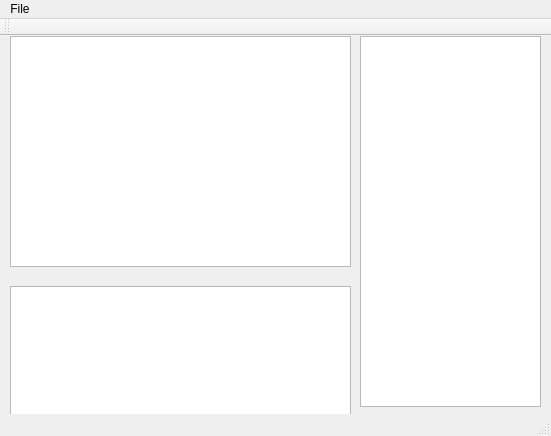
Above: SpsPPsParser/mainwindow.ui from tiancai1912/xiba before the change. Below: the same form after it.
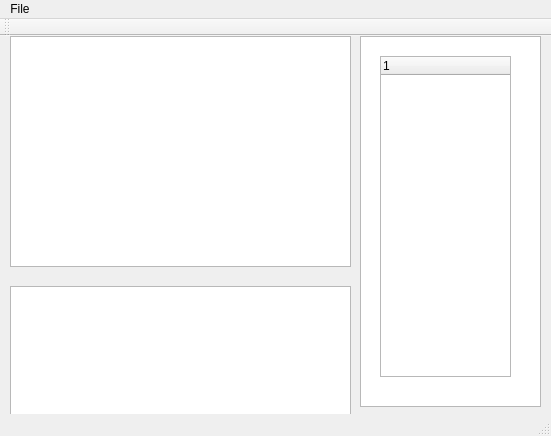
That is the form after the change.

```diff
--- a/SpsPPsParser/mainwindow.ui
+++ b/SpsPPsParser/mainwindow.ui
@@ -44,6 +44,21 @@
      </rect>
     </property>
    </widget>
+   <widget class="QTreeWidget" name="mTreeWidget">
+    <property name="geometry">
+     <rect>
+      <x>380</x>
+      <y>20</y>
+      <width>131</width>
+      <height>321</height>
+     </rect>
+    </property>
+    <column>
+     <property name="text">
+      <string notr="true">1</string>
+     </property>
+    </column>
+   </widget>
   </widget>
   <widget class="QMenuBar" name="menuBar">
    <property name="geometry">
```
